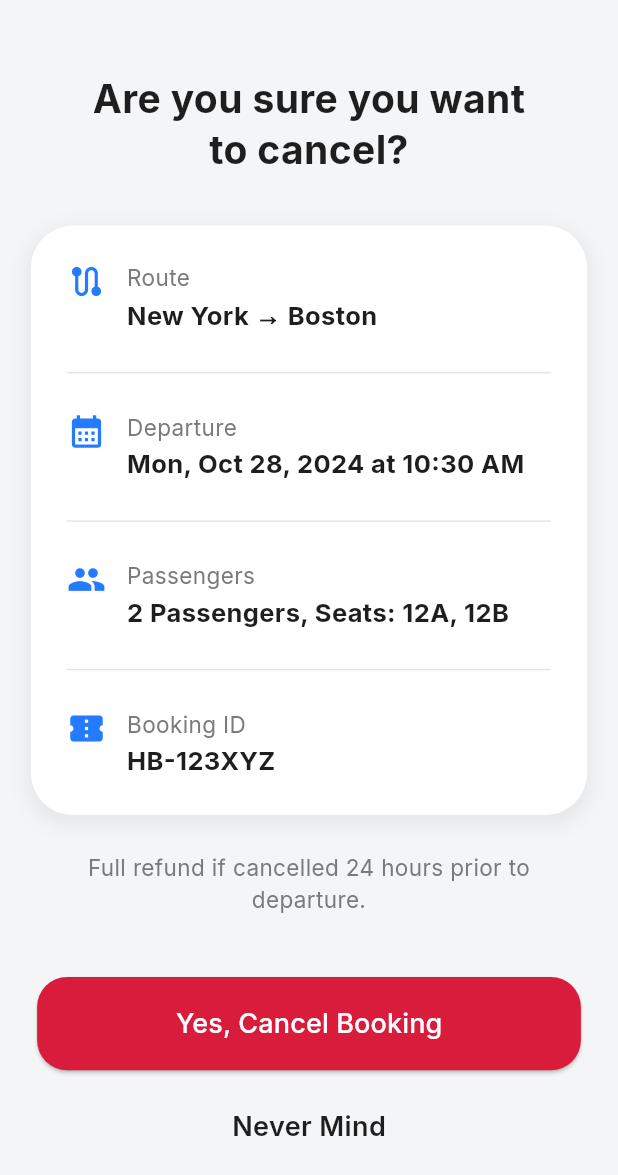
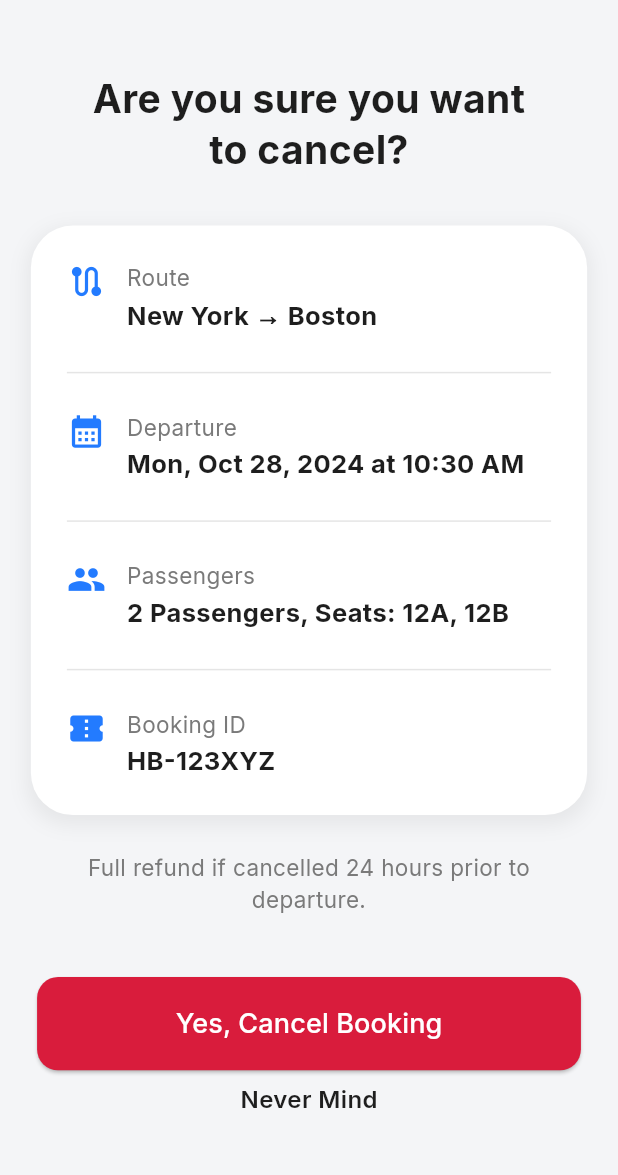
Before and after one commit to MohamedAjas/HelloBus, a Flutter app: the CancelBookingScreen screen opened directly, on a phone screen of 412 x 824 dp. Shown: the top 1175 px of the screen. Run offline on Flutter 3.47's test engine with Material 3 defaults, Android fonts, the light colour scheme and no system bars; our stand-ins replace google_fonts, marquee, material_symbols_icons.

Commit message:
Update cancel booking screen

```diff
--- a/lib/views/passenger/screen/cancel_booking_screen.dart
+++ b/lib/views/passenger/screen/cancel_booking_screen.dart
@@ -104,7 +104,7 @@ class CancelBookingScreen extends StatelessWidget {
                         backgroundColor: AppColors.redButton,
                         padding: EdgeInsets.symmetric(vertical: h * 0.022),
                         shape: RoundedRectangleBorder(
-                          borderRadius: BorderRadius.circular(20),
+                          borderRadius: BorderRadius.circular(14),
                         ),
                       ),
                       child: const Text(
@@ -115,7 +115,7 @@ class CancelBookingScreen extends StatelessWidget {
                   ),
                 ),
 
-                SizedBox(height: h * 0.03),
+                SizedBox(height: h * 0.01),
 
                 // BACK
                 GestureDetector(
@@ -123,7 +123,7 @@ class CancelBookingScreen extends StatelessWidget {
                   child: const Text(
                     "Never Mind",
                     style: TextStyle(
-                      fontSize: 18,
+                      fontSize: 16,
                       fontWeight: FontWeight.w600,
                       color: AppColors.textDarkCan,
                     ),
```
